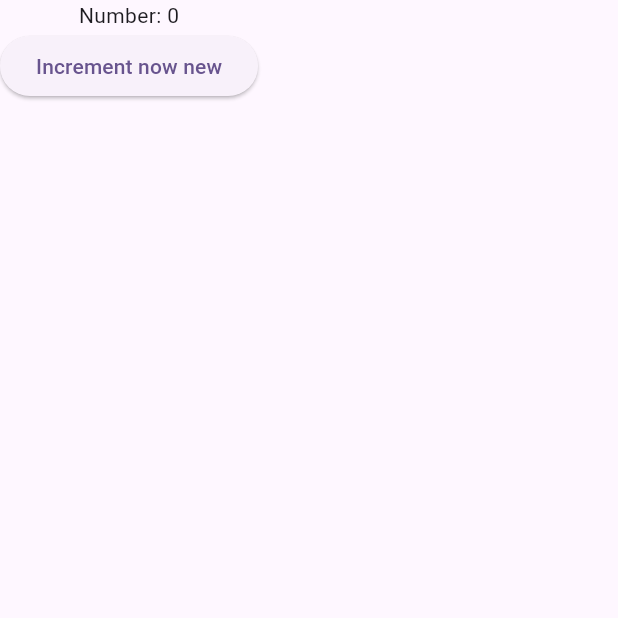
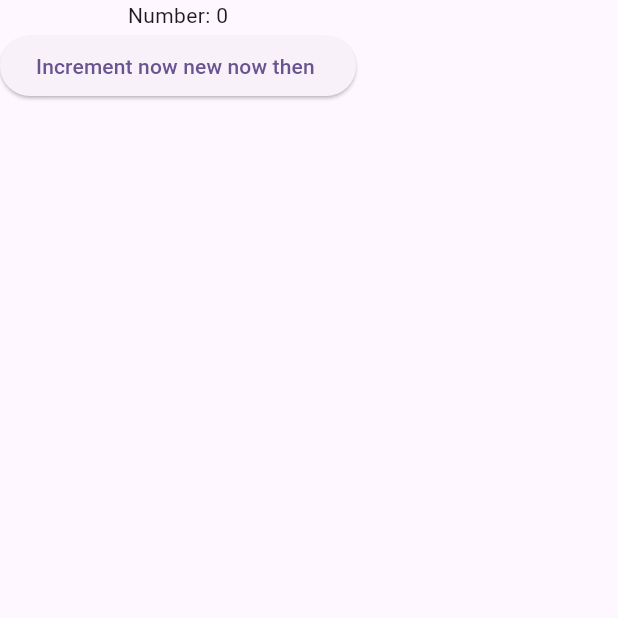
Before and after one commit to masud51435/GoogleMap, a Flutter app: the NewClass screen opened directly, on a phone screen of 412 x 824 dp, the top half of it. Run offline on Flutter 3.47's test engine with Material 3 defaults, Android fonts, the phone set to English and light mode, and no system bars; our stand-ins replace firebase_core, get, google_maps_flutter; accounts and stored records are empty; generated files the repository leaves out were written again.

Commit message:
added new

```diff
--- a/lib/app_user_pages/new_class.dart
+++ b/lib/app_user_pages/new_class.dart
@@ -24,7 +24,7 @@ class _NewClassState extends State<NewClass> {
           Text('Number: $number'),
           ElevatedButton(
             onPressed: _incrementCounter,
-            child: const Text('Increment now new'),
+            child: const Text('Increment now new now then '),
           ),
         ],
       ),
```
